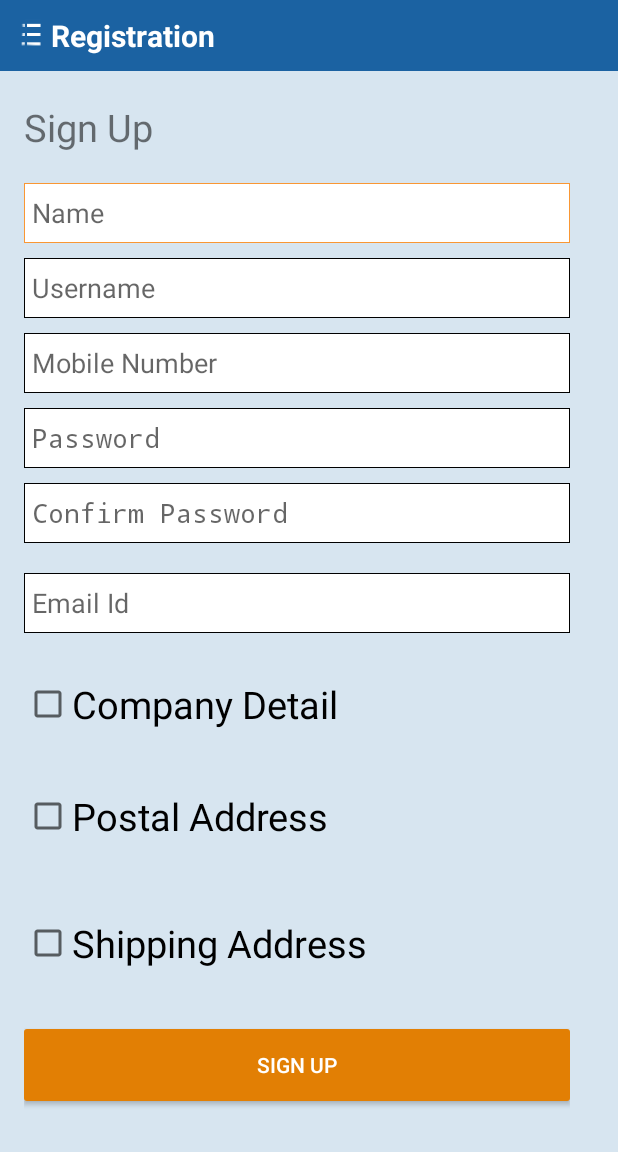
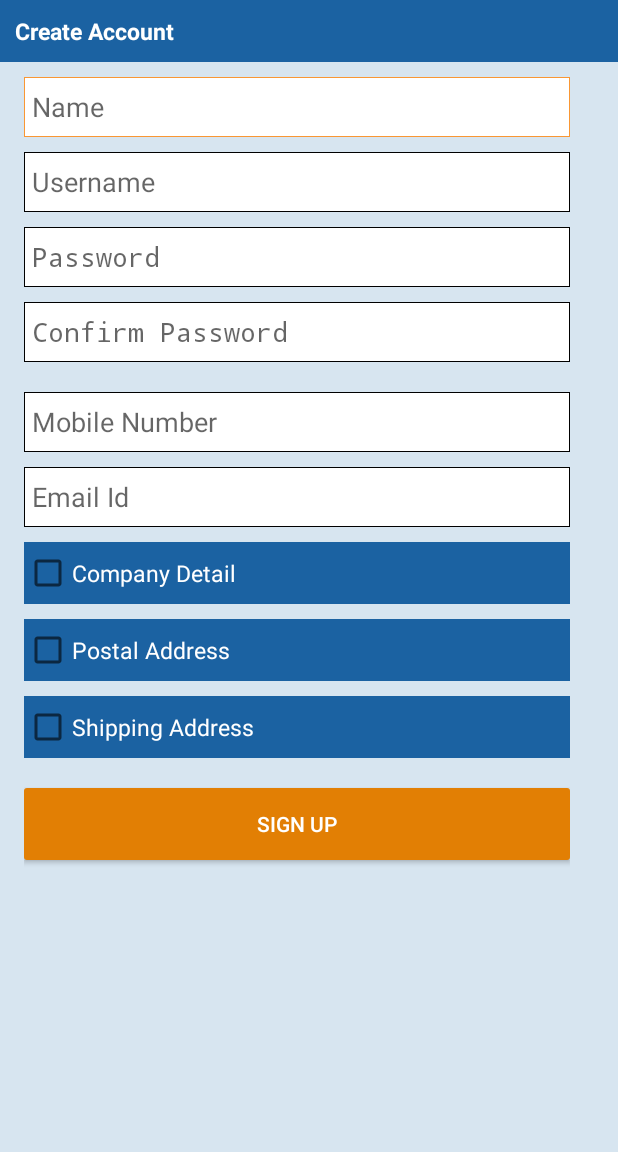
Before and after one commit to Anilugale/Motarpart, an Android app: the Registration screen opened directly, with no data from a screen before it, on a phone screen of 412 x 824 dp, the part 84-1236 px from its top. Run offline under Robolectric (Android 15) with nearby library versions, the phone set to English and light mode, and no system bars.

Commit message:
from ofc 30  JAN eve work 2

```diff
--- a/app/src/main/java/app/motaroart/com/motarpart/Detail.java
+++ b/app/src/main/java/app/motaroart/com/motarpart/Detail.java
@@ -66,7 +66,7 @@ public class Detail extends Activity {
         TextView stock = (TextView) findViewById(R.id.is_available);
 
         if(product.getIsAvailable().equals("true"))
-            stock.setText("In Stock");
+            stock.setText("Available");
         else {
             stock.setTextColor(Color.parseColor("#CC0000"));
             stock.setText("Out of Stock");
--- a/app/src/main/java/app/motaroart/com/motarpart/MakeActivity.java
+++ b/app/src/main/java/app/motaroart/com/motarpart/MakeActivity.java
@@ -169,6 +169,7 @@ public class MakeActivity extends Activity
 
     @Override
     protected void onRestart() {
+
         super.onRestart();
         mNavigationDrawerFragment = (NavigationDrawerFragment)
                 getFragmentManager().findFragmentById(R.id.navigation_drawer);
--- a/app/src/main/java/app/motaroart/com/motarpart/adapter/CartAdapter.java
+++ b/app/src/main/java/app/motaroart/com/motarpart/adapter/CartAdapter.java
@@ -83,7 +83,8 @@ public class CartAdapter extends BaseAdapter {
         TextView product_name = (TextView) vi.findViewById(R.id.product_name);
         final EditText product_qty = (EditText) vi.findViewById(R.id.product_qty);
         TextView product_mrp = (TextView) vi.findViewById(R.id.product_mrp);
-
+        TextView product_code1 = (TextView) vi.findViewById(R.id.product_code1);
+        product_code1.setText(product.getProductCode());
         final TextView product_qty_total = (TextView) vi.findViewById(R.id.product_qty_total);
         TextView product_code = (TextView) vi.findViewById(R.id.product_code);
         ImageButton remove_btn=(ImageButton)vi.findViewById(R.id.remove_btn);
--- a/app/src/main/java/app/motaroart/com/motarpart/adapter/ProductAdapter.java
+++ b/app/src/main/java/app/motaroart/com/motarpart/adapter/ProductAdapter.java
@@ -88,7 +88,7 @@ public class ProductAdapter extends BaseAdapter {
         TextView stock = (TextView) vi.findViewById(R.id.is_available);
 
         if(product.getIsAvailable().equals("true"))
-            stock.setText("In Stock");
+            stock.setText("Available");
         else {
             stock.setTextColor(Color.parseColor("#CC0000"));
             stock.setText("Out of Stock");
--- a/app/src/main/res/layout/activity_cart.xml
+++ b/app/src/main/res/layout/activity_cart.xml
@@ -19,9 +19,11 @@
         />
 
     <ListView
+        android:layout_marginLeft="10dp"
+        android:layout_marginRight="10dp"
         android:layout_margin="5dp"
+        android:scrollbars="none"
         android:dividerHeight="5dp"
-        android:scrollbars="none"
         android:divider="@android:color/transparent"
         android:layout_below="@+id/cart_cnt"
         android:layout_width="match_parent"
--- a/app/src/main/res/layout/activity_registration.xml
+++ b/app/src/main/res/layout/activity_registration.xml
@@ -7,17 +7,17 @@
     tools:context="app.motaroart.com.motarpart.Login">
 
     <TextView
+        android:layout_gravity="center"
         android:id="@+id/cart_cnt"
         android:layout_width="match_parent"
         android:layout_height="wrap_content"
         android:textColor="#fff"
+        android:background="#1B62A2"
         android:padding="10dp"
         android:gravity="center_vertical"
-        android:textSize="20sp"
+        android:textSize="15dp"
         android:textStyle="bold"
-        android:text="Registration"
-        android:drawableLeft="@drawable/check_list"
-        android:background="#1B62A2"/>
+        android:text="Create Account"/>
 
     <ScrollView
         android:layout_width="match_parent"
@@ -32,15 +32,9 @@
             android:paddingLeft="@dimen/activity_horizontal_margin"
             android:paddingRight="@dimen/activity_horizontal_margin">
 
-            <TextView
-                android:layout_width="match_parent"
-                android:layout_height="wrap_content"
-                android:paddingBottom="20dp"
-                android:paddingTop="20dp"
-                android:text="Sign Up"
-                android:textSize="25sp" />
 
             <EditText
+                android:layout_marginTop="10dp"
                 android:id="@+id/user_name"
                 android:layout_width="match_parent"
                 android:layout_height="40dip"
@@ -59,19 +53,6 @@
                 android:gravity="center_vertical"
                 android:hint="Username"
                 android:paddingLeft="5dp" />
-
-            <EditText
-                android:id="@+id/mobile"
-                android:layout_width="match_parent"
-                android:layout_height="40dp"
-                android:layout_marginTop="10dp"
-                android:background="@drawable/edit_text_back"
-                android:gravity="center_vertical"
-                android:maxLength="10"
-                android:inputType="number"
-                android:hint="Mobile Number"
-                android:paddingLeft="5dp" />
-
             <EditText
                 android:id="@+id/password1"
                 android:inputType="textWebPassword"
@@ -94,6 +75,20 @@
                 android:gravity="center_vertical"
                 android:hint="Confirm Password"
                 android:paddingLeft="5dp" />
+
+            <EditText
+                android:id="@+id/mobile"
+                android:layout_width="match_parent"
+                android:layout_height="40dp"
+                android:layout_marginTop="10dp"
+                android:background="@drawable/edit_text_back"
+                android:gravity="center_vertical"
+                android:maxLength="10"
+                android:inputType="number"
+                android:hint="Mobile Number"
+                android:paddingLeft="5dp" />
+
+
             <EditText
                 android:id="@+id/email"
                 android:layout_width="match_parent"
@@ -107,13 +102,15 @@
                 android:paddingLeft="5dp" />
 
             <CheckBox
+                android:textColor="#fff"
+                android:background="#1B62A2"
                 android:layout_width="match_parent"
                 android:layout_height="wrap_content"
-                android:paddingBottom="20dp"
-                android:paddingTop="20dp"
+                android:paddingBottom="10dp"
+                android:paddingTop="10dp"
                 android:text="Company Detail"
                 android:id="@+id/company_detail"
-                android:textSize="25sp" />
+                android:textSize="15dp" />
             <RadioGroup
                 android:visibility="gone"
                 android:id="@+id/user_type"
@@ -178,13 +175,16 @@
 
 
             <CheckBox
+                android:layout_marginTop="10dp"
+                android:textColor="#fff"
+                android:background="#1B62A2"
                 android:layout_width="match_parent"
                 android:layout_height="wrap_content"
-                android:paddingBottom="20dp"
-                android:paddingTop="20dp"
+                android:paddingBottom="10dp"
+                android:paddingTop="10dp"
                 android:text="Postal Address"
                 android:id="@+id/postal_address"
-                android:textSize="25sp" />
+                android:textSize="15sp" />
 
             <EditText
                 android:visibility="gone"
@@ -243,17 +243,20 @@
 
 
             <CheckBox
+                android:textColor="#fff"
+                android:background="#1B62A2"
                 android:layout_marginBottom="10dp"
                 android:layout_marginTop="10dp"
                 android:layout_width="match_parent"
                 android:layout_height="wrap_content"
-                android:paddingBottom="20dp"
-                android:paddingTop="20dp"
+                android:paddingBottom="10dp"
+                android:paddingTop="10dp"
                 android:text="Shipping Address"
                 android:id="@+id/shipping_address"
-                android:textSize="25sp" />
+                android:textSize="15sp" />
 
             <EditText
+
                 android:layout_marginBottom="10dp"
                 android:layout_marginTop="10dp"
                 android:visibility="gone"
--- a/app/src/main/res/layout/activity_wish.xml
+++ b/app/src/main/res/layout/activity_wish.xml
@@ -21,6 +21,7 @@
         android:divider="@android:color/transparent"
         android:dividerHeight="5dp"
         android:scrollbars="none"
+        android:layout_marginTop="10dp"
         android:layout_marginRight="10dp"
         android:layout_marginLeft="10dp"
         android:layout_width="match_parent"
```
Also changed, not shown: app/src/main/java/app/motaroart/com/motarpart/Cart.java (+13 -4 lines), app/src/main/res/layout/activity_detail.xml (+10 -12 lines), app/src/main/res/layout/activity_login.xml (+6 -7 lines), app/src/main/res/layout/activity_summry.xml (+29 -24 lines), app/src/main/res/layout/list_cart.xml (+31 -11 lines), app/src/main/res/layout/listview_product.xml (+11 -11 lines), app/src/main/res/layout/listview_wish.xml (+18 -16 lines). Lines whose indentation alone changed are shown as unchanged.
